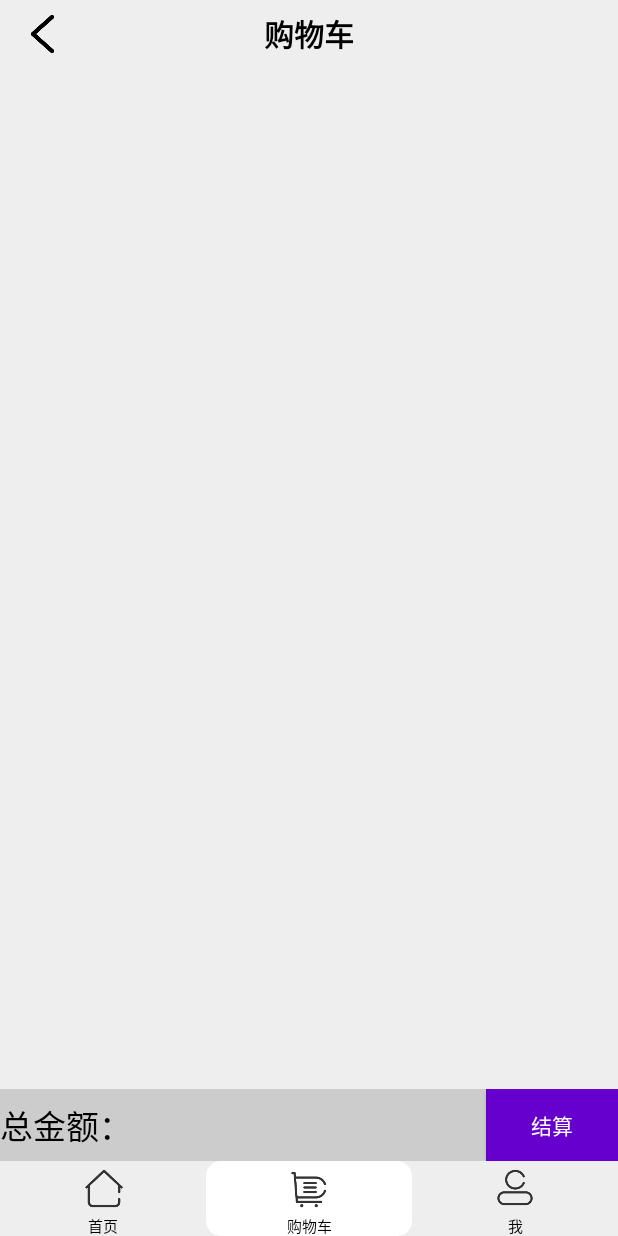
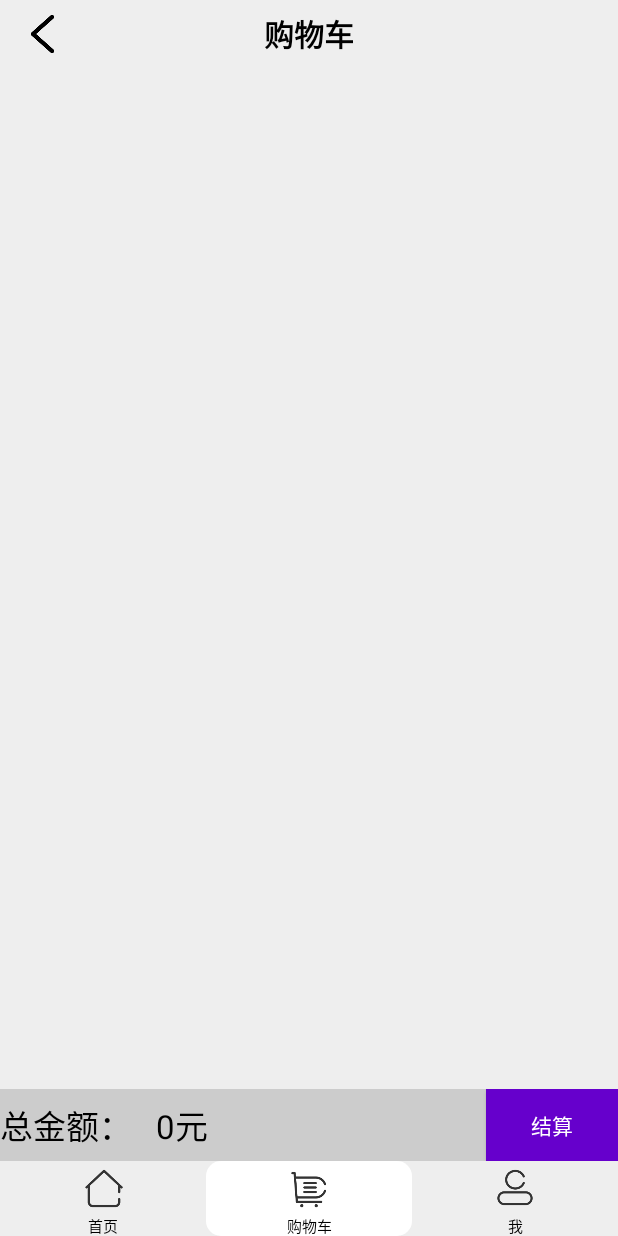
Before and after one commit to Rowling7/my_repository, an Android app: the ShoppingCartActivity screen opened directly, with no data from a screen before it, on a phone screen of 412 x 824 dp. Run offline under Robolectric (Android 15) with nearby library versions, the phone set to English and light mode, and no system bars.

Commit message:
1.新增 分享工具类 2.伪检查更新可用 3.购物车总金额可用 4.适配横屏，“我的”界面可滑动查看了 5.修改了部分显示大小 6.用户详情页     |未填坑

```diff
--- a/app/src/main/java/com/example/administrator/shopping/AddressInsActivity.java
+++ b/app/src/main/java/com/example/administrator/shopping/AddressInsActivity.java
@@ -87,7 +87,7 @@ public class AddressInsActivity extends AppCompatActivity {
                     }
                 }).start();
             } else {
-                ToastUtils.showMsg(AddressInsActivity.this, "请输入已登录的用户名");
+                ToastUtils.showMsg(AddressInsActivity.this, "无权限，请检查用户名");
             }
 
         }
--- a/app/src/main/java/com/example/administrator/shopping/ShoppingCartActivity.java
+++ b/app/src/main/java/com/example/administrator/shopping/ShoppingCartActivity.java
@@ -4,12 +4,15 @@ import android.app.AlertDialog;
 import android.content.DialogInterface;
 import android.content.Intent;
 import android.os.Handler;
+import android.os.Message;
+import android.support.annotation.NonNull;
 import android.support.v7.app.AppCompatActivity;
 import android.os.Bundle;
 import android.util.Log;
 import android.view.View;
 import android.widget.ImageView;
 import android.widget.ListView;
+import android.widget.TextView;
 
 import com.example.administrator.shopping.Impl.OnDelBtnClickListener;
 import com.example.administrator.shopping.adapter.GoodsAdapter;
@@ -28,8 +31,7 @@ public class ShoppingCartActivity extends AppCompatActivity {
     private ImageView imgMy;
     private ImageView imgHome;
     private ImageView imgCart;
-
-    private Handler handler;
+    private TextView tv_cartSum;
 
     /*购物车列表*/
     private ListView lv_cartList;
@@ -37,6 +39,19 @@ public class ShoppingCartActivity extends AppCompatActivity {
     private List<ShoppingCartEntity> cartList;
     private ShoppingCartAdapter shoppingCartAdapter;
     private Handler mainHandler;     // 主线程
+    private Handler handler = new Handler(){
+        @Override
+        public void handleMessage(@NonNull Message msg) {
+            //super.handleMessage(msg);
+            if(msg.what==0){
+                String sum = (String) msg.obj;
+                if (sum==null){
+                    tv_cartSum.setText("总金额：   0元");
+                }else
+                tv_cartSum.setText("总金额：  "+sum+"元");
+            }
+        }
+    };
 
 
     @Override
@@ -49,6 +64,8 @@ public class ShoppingCartActivity extends AppCompatActivity {
 
         Intent intent = getIntent();
         final String userNameForCart = intent.getStringExtra("passValueForCart");//MyActivity的传值
+
+        tv_cartSum=findViewById(R.id.tv_cartSum);
 
         imgMy = findViewById(R.id.img_my);
         imgMy.setOnClickListener(new View.OnClickListener() {
@@ -77,20 +94,10 @@ public class ShoppingCartActivity extends AppCompatActivity {
             }
         });
 
-      /* 禁止跳转到所在的页面
-      imgCart = findViewById(R.id.img_cart);
-        imgCart.setOnClickListener(new View.OnClickListener() {
-            @Override
-            public void onClick(View view) {
-                Intent intent = null;
-                intent = new Intent(ShoppingCartActivity.this, ShoppingCartActivity.class);
-                startActivity(intent);
-            }
-        });*/
-
         /*填充列表*/
         lv_cartList = findViewById(R.id.lv_cartList);
         loadCartDb();
+        doQueryCount();
 
     }
 
@@ -134,9 +141,8 @@ public class ShoppingCartActivity extends AppCompatActivity {
                 //  删除方法
                 final ShoppingCartEntity item = cartList.get(position);
                 new AlertDialog.Builder(ShoppingCartActivity.this)
-                        .setTitle("删除确定")
-                        .setMessage("您确定要删除：" +
-                                item.getName() + "吗？")
+                        .setTitle("您确定要删除：")
+                        .setMessage(item.getName() + "？")
                         .setPositiveButton("确定", new DialogInterface.OnClickListener() {
                             @Override
                             public void onClick(DialogInterface dialog, int which) {
@@ -165,4 +171,22 @@ public class ShoppingCartActivity extends AppCompatActivity {
         }).start();
     }
 
+    // 执行查询用户数量的方法
+    private void doQueryCount(){
+        new Thread(new Runnable() {
+            @Override
+            public void run() {
+                Intent intent = getIntent();
+                final String userNameForCart = intent.getStringExtra("passValueForCart");//MyActivity的传值
+                String count = ShoppingCartDao.getCartSum(userNameForCart);
+                Message msg = Message.obtain();
+                msg.what = 0;   // 查询结果
+                msg.obj = count;
+                // 向主线程发送数据
+                handler.sendMessage(msg);
+            }
+        }).start();
+    }
+
+
 }
--- a/app/src/main/java/com/example/administrator/shopping/dao/ShoppingCartDao.java
+++ b/app/src/main/java/com/example/administrator/shopping/dao/ShoppingCartDao.java
@@ -15,18 +15,18 @@ public class ShoppingCartDao extends DbOpenHelper {
         List<ShoppingCartEntity> list = new ArrayList<>();
         try {
             getConnection();
-            String sql = "SELECT sc.uuid ,g.NAME, g.price \n" +
+            String sql = "SELECT sc.uuid ,g.NAME as goodsName, g.price \n" +
                     "FROM shoppingcart sc\n" +
                     "LEFT JOIN goods g ON sc.GOODS_UUID = g.UUID \n" +
-                    "WHERE USERNAME = ? AND SC.ISEXIST = 1";
+                    "WHERE sc.USERNAME = ? AND SC.ISEXIST = 1";
             pStmt = conn.prepareStatement(sql);
             pStmt.setString(1, userNameForCart);
             Log.i("0", "userNameForCart：" + userNameForCart);
             rs = pStmt.executeQuery();
             while (rs.next()) {
                 ShoppingCartEntity item = new ShoppingCartEntity();
-                item.setUuid(rs.getLong("uuid"));
-                item.setName(rs.getString("name"));
+                item.setUuid(rs.getLong("sc.uuid"));
+                item.setName(rs.getString("goodsName"));
                 item.setPrice(rs.getString("price"));
                 list.add(item);
             }
@@ -56,4 +56,29 @@ public class ShoppingCartDao extends DbOpenHelper {
     }
 
 
+
+
+
+    public static String getCartSum(String userNameForCart){
+
+        String sum = null;   // 购物车总价格
+
+        try{
+            getConnection();
+            String sql = "SELECT cast(SUm(price)as  decimal(15,2)) as SUM\n" +
+                    "from goods g\n" +
+                    "LEFT JOIN shoppingcart sc on sc.GOODS_UUID = g.uuid\n" +
+                    "where username =?";
+            pStmt = conn.prepareStatement(sql);
+            pStmt.setString(1, userNameForCart);
+            rs = pStmt.executeQuery();
+            while(rs.next()){
+                sum = rs.getString("SUM");
+            }
+        }catch (Exception ex){
+            ex.printStackTrace();
+        }
+
+        return sum;
+    }
 }
--- a/app/src/main/res/layout/activity_shopping_cart.xml
+++ b/app/src/main/res/layout/activity_shopping_cart.xml
@@ -57,6 +57,7 @@
         android:background="@color/colorSilver">
 
         <TextView
+            android:id="@+id/tv_cartSum"
             android:layout_width="wrap_content"
             android:layout_height="wrap_content"
             android:layout_weight="2"
--- a/app/src/main/res/layout/goods_list_item.xml
+++ b/app/src/main/res/layout/goods_list_item.xml
@@ -7,7 +7,7 @@
 
     <ImageView
         android:id="@+id/iv_picture"
-        android:layout_width="120dp"
+        android:layout_width="100dp"
         android:layout_height="80dp"
         android:layout_centerVertical="true"
         android:background="@drawable/lajiao" />
--- a/app/src/main/res/layout/shoppingcart_list_item.xml
+++ b/app/src/main/res/layout/shoppingcart_list_item.xml
@@ -6,7 +6,7 @@
 
     <ImageView
         android:id="@+id/iv_img"
-        android:layout_width="120dp"
+        android:layout_width="100dp"
         android:layout_height="90dp"
         android:background="@drawable/baixiangguo"
         android:layout_centerVertical="true" />
```
Also changed, not shown: app/src/main/AndroidManifest.xml (+5 -5 lines), app/src/main/java/com/example/administrator/shopping/MyActivity.java (+13 -2 lines), app/src/main/java/com/example/administrator/shopping/database/MySqlHelp.java (deleted, +0 -46 lines), app/src/main/java/com/example/administrator/shopping/utils/ShareUntils.java (added, +40 -0 lines), app/src/main/res/layout/activity_my.xml (+16 -4 lines).
